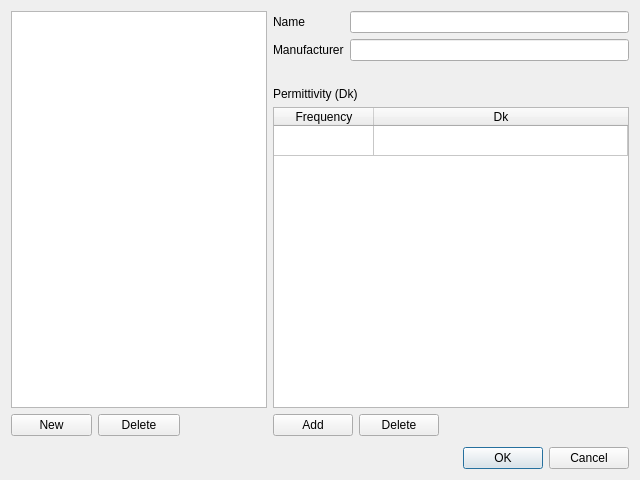
This is src/uimaterials.ui in waj334/openstackup as Qt 5 draws it before an edit. The edited form follows.
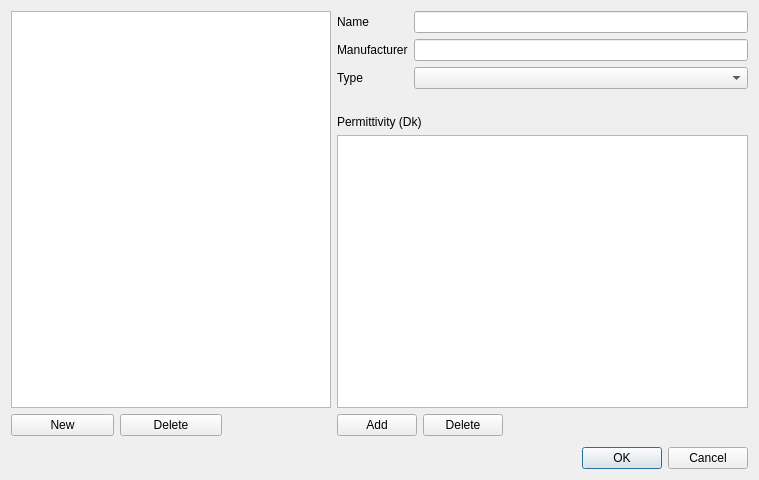
This is the edited form.

Commit message: Implemented material editor.

```diff
--- a/src/uimaterials.ui
+++ b/src/uimaterials.ui
@@ -6,7 +6,7 @@
    <rect>
     <x>0</x>
     <y>0</y>
-    <width>640</width>
+    <width>759</width>
     <height>480</height>
    </rect>
   </property>
@@ -19,7 +19,7 @@
   <property name="windowTitle">
    <string>Materials</string>
   </property>
-  <layout class="QGridLayout" name="gridLayout" rowstretch="0,0,0,0,0" columnstretch="0,0,0,1">
+  <layout class="QGridLayout" name="gridLayout" rowstretch="0,0,0,0" columnstretch="0,0,0,1">
    <item row="3" column="0" colspan="4">
     <widget class="QDialogButtonBox" name="buttonBox">
      <property name="orientation">
@@ -81,6 +81,23 @@
         <item row="1" column="1">
          <widget class="QLineEdit" name="manufacturerLineEdit"/>
         </item>
+        <item row="2" column="0">
+         <widget class="QLabel" name="typeLabel">
+          <property name="text">
+           <string>Type</string>
+          </property>
+         </widget>
+        </item>
+        <item row="2" column="1">
+         <widget class="QComboBox" name="typeComboBox">
+          <property name="editable">
+           <bool>false</bool>
+          </property>
+          <property name="placeholderText">
+           <string>Select material type</string>
+          </property>
+         </widget>
+        </item>
        </layout>
       </item>
       <item>
@@ -107,7 +124,7 @@
        </widget>
       </item>
       <item>
-       <widget class="QTableWidget" name="tableWidget">
+       <widget class="QTableView" name="dkTable">
         <property name="alternatingRowColors">
          <bool>true</bool>
         </property>
@@ -117,26 +134,12 @@
         <property name="selectionBehavior">
          <enum>QAbstractItemView::SelectRows</enum>
         </property>
-        <property name="rowCount">
-         <number>1</number>
-        </property>
         <attribute name="horizontalHeaderStretchLastSection">
          <bool>true</bool>
         </attribute>
         <attribute name="verticalHeaderVisible">
          <bool>false</bool>
         </attribute>
-        <row/>
-        <column>
-         <property name="text">
-          <string>Frequency</string>
-         </property>
-        </column>
-        <column>
-         <property name="text">
-          <string>Dk</string>
-         </property>
-        </column>
        </widget>
       </item>
       <item>
@@ -177,7 +180,7 @@
     <widget class="QTableView" name="materialsTable">
      <property name="minimumSize">
       <size>
-       <width>256</width>
+       <width>320</width>
        <height>0</height>
       </size>
      </property>
```
Left out of the diff: 6 changed lines with no effect on the pictures. The commit also changes 9 other files.
